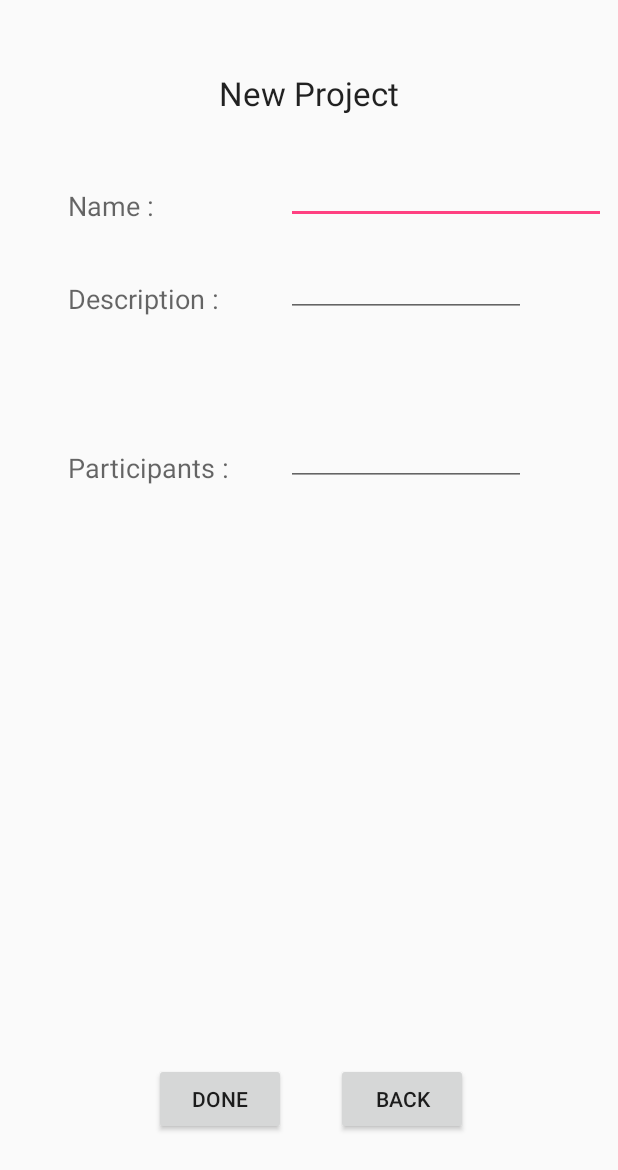
After one commit to nishkohli96i/EmployeeManager, an Android app: the layout ewproj.xml on its own in the app's theme, with its tools: preview values and no code run, on a phone screen of 412 x 824 dp. The commit adds this screen. Shown: the top 1170 px of the screen. Run offline under Robolectric (Android 15) with nearby library versions, the phone set to English and light mode, and no system bars.

Commit message:
Pretty Much Completed The App
The Add,Delete,Update and the view info part of the employee and project
are working fine now.A little bug fix of displaying the user DP in the
edit Profile  and the home page of the user needs to be done.

```diff
--- /dev/null
+++ b/app/src/main/res/layout/ewproj.xml
@@ -0,0 +1,95 @@
+<?xml version="1.0" encoding="utf-8"?>
+<LinearLayout xmlns:android="http://schemas.android.com/apk/res/android"
+    android:layout_width="match_parent"
+    android:layout_height="match_parent">
+
+    <RelativeLayout
+        android:layout_width="match_parent"
+        android:layout_height="match_parent"
+        android:layout_gravity="center_vertical">
+
+        <TextView
+            android:layout_width="wrap_content"
+            android:layout_height="wrap_content"
+            android:textAppearance="?android:attr/textAppearanceLarge"
+            android:text="New Project"
+            android:id="@+id/textView21"
+            android:layout_marginTop="47dp"
+            android:layout_alignParentTop="true"
+            android:layout_centerHorizontal="true" />
+
+        <TextView
+            android:layout_width="wrap_content"
+            android:layout_height="wrap_content"
+            android:textAppearance="?android:attr/textAppearanceMedium"
+            android:text="Name :"
+            android:id="@+id/textView22"
+            android:layout_marginTop="48dp"
+            android:layout_below="@+id/textView21"
+            android:layout_alignStart="@+id/textView23" />
+
+        <TextView
+            android:layout_width="wrap_content"
+            android:layout_height="wrap_content"
+            android:textAppearance="?android:attr/textAppearanceMedium"
+            android:text="Description :"
+            android:id="@+id/textView23"
+            android:layout_below="@+id/textView22"
+            android:layout_toStartOf="@+id/textView21"
+            android:layout_marginTop="37dp" />
+
+        <TextView
+            android:layout_width="wrap_content"
+            android:layout_height="wrap_content"
+            android:textAppearance="?android:attr/textAppearanceMedium"
+            android:text="Participants :"
+            android:id="@+id/textView24"
+            android:layout_below="@+id/textView23"
+            android:layout_alignStart="@+id/textView23"
+            android:layout_marginTop="88dp" />
+
+        <Button
+            android:layout_width="wrap_content"
+            android:layout_height="wrap_content"
+            android:text="Done"
+            android:id="@+id/button17"
+            android:layout_marginBottom="67dp"
+            android:layout_alignParentBottom="true"
+            android:layout_toEndOf="@+id/textView22" />
+
+        <Button
+            android:layout_width="wrap_content"
+            android:layout_height="wrap_content"
+            android:text="Back"
+            android:id="@+id/button18"
+            android:layout_alignTop="@+id/button17"
+            android:layout_toEndOf="@+id/button17"
+            android:layout_marginStart="33dp" />
+
+        <EditText
+            android:layout_width="wrap_content"
+            android:layout_height="wrap_content"
+            android:inputType="textPersonName"
+            android:ems="10"
+            android:id="@+id/editText15"
+            android:layout_above="@+id/textView23"
+            android:layout_toEndOf="@+id/button17"
+            android:maxWidth="160dp" />
+
+        <EditText
+            android:layout_width="wrap_content"
+            android:layout_height="wrap_content"
+            android:id="@+id/editText16"
+            android:layout_above="@+id/textView24"
+            android:layout_alignStart="@+id/editText15"
+            android:minWidth="160dp" />
+
+        <AutoCompleteTextView
+            android:layout_width="wrap_content"
+            android:layout_height="wrap_content"
+            android:id="@+id/autoCompleteTextView"
+            android:layout_alignBottom="@+id/textView24"
+            android:layout_alignStart="@+id/editText16"
+            android:layout_alignEnd="@+id/editText16" />
+    </RelativeLayout>
+</LinearLayout>
--- a/app/src/main/res/layout/projects.xml
+++ b/app/src/main/res/layout/projects.xml
@@ -1,9 +1,7 @@
 <?xml version="1.0" encoding="utf-8"?>
 <LinearLayout xmlns:android="http://schemas.android.com/apk/res/android"
     android:layout_width="match_parent"
-    android:layout_height="match_parent"
-    android:background="#1bbdea"
-    android:textAlignment="center">
+    android:layout_height="match_parent">
 
     <RelativeLayout
         android:layout_width="match_parent"
```
Also changed, not shown: app/src/main/java/com/appyblues/nishant/employeemanager/DBHandler.java (added, +91 -0 lines), app/src/main/java/com/appyblues/nishant/employeemanager/editempht.java (added, +59 -0 lines).
